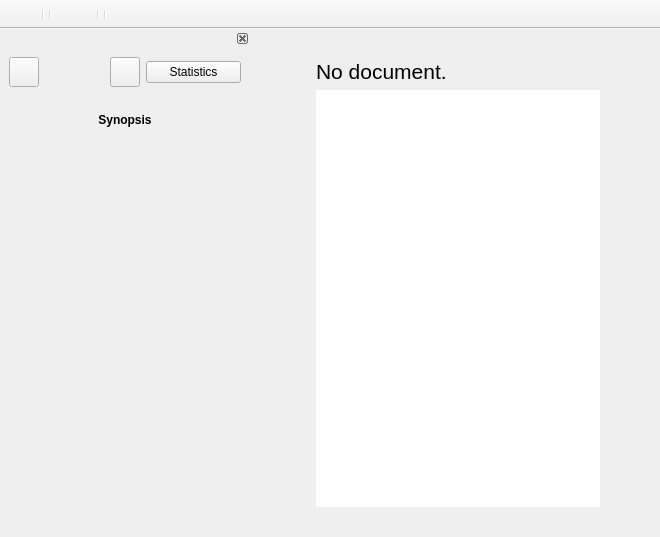
Above: libpnc/uipnc/pncmain.ui from llde/Penca before the change. Below: the same form after it.
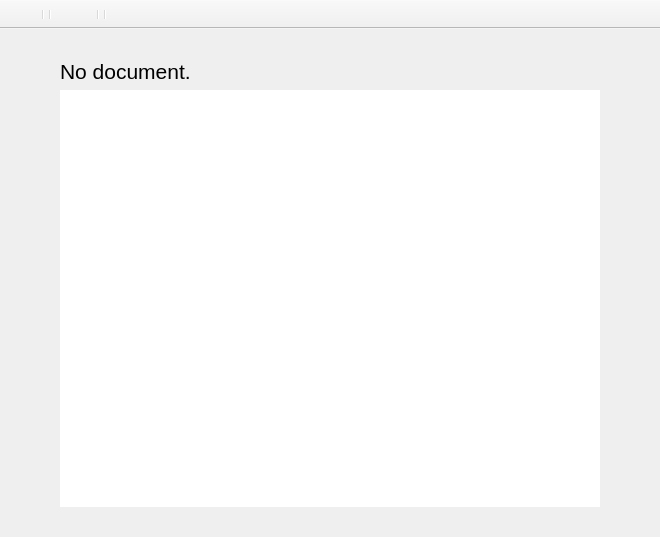
That is the form after the change. Icons and pictures are not drawn.

The edit to the form file:
```diff
--- a/libpnc/uipnc/pncmain.ui
+++ b/libpnc/uipnc/pncmain.ui
@@ -129,168 +129,6 @@
    <addaction name="separator"/>
    <addaction name="actionFullscreen"/>
   </widget>
-  <widget class="QDockWidget" name="dockpenca">
-   <property name="sizePolicy">
-    <sizepolicy hsizetype="Fixed" vsizetype="Preferred">
-     <horstretch>0</horstretch>
-     <verstretch>0</verstretch>
-    </sizepolicy>
-   </property>
-   <property name="minimumSize">
-    <size>
-     <width>250</width>
-     <height>213</height>
-    </size>
-   </property>
-   <property name="maximumSize">
-    <size>
-     <width>250</width>
-     <height>524287</height>
-    </size>
-   </property>
-   <property name="floating">
-    <bool>false</bool>
-   </property>
-   <property name="features">
-    <set>QDockWidget::DockWidgetClosable|QDockWidget::DockWidgetMovable</set>
-   </property>
-   <property name="allowedAreas">
-    <set>Qt::LeftDockWidgetArea|Qt::RightDockWidgetArea</set>
-   </property>
-   <property name="windowTitle">
-    <string/>
-   </property>
-   <attribute name="dockWidgetArea">
-    <number>1</number>
-   </attribute>
-   <widget class="QWidget" name="dockWidgetContents">
-    <layout class="QVBoxLayout" name="verticalLayout_2">
-     <item>
-      <layout class="QHBoxLayout" name="horizontalLayout_2">
-       <property name="spacing">
-        <number>6</number>
-       </property>
-       <item alignment="Qt::AlignLeft|Qt::AlignTop">
-        <widget class="QPushButton" name="editchapters">
-         <property name="minimumSize">
-          <size>
-           <width>30</width>
-           <height>30</height>
-          </size>
-         </property>
-         <property name="maximumSize">
-          <size>
-           <width>30</width>
-           <height>30</height>
-          </size>
-         </property>
-         <property name="toolTip">
-          <string>Edit chapters</string>
-         </property>
-         <property name="text">
-          <string/>
-         </property>
-         <property name="icon">
-          <iconset resource="../../icn/reso.qrc">
-           <normaloff>:/icons/32x32/settings-2.png</normaloff>:/icons/32x32/settings-2.png</iconset>
-         </property>
-         <property name="iconSize">
-          <size>
-           <width>16</width>
-           <height>16</height>
-          </size>
-         </property>
-         <property name="flat">
-          <bool>false</bool>
-         </property>
-        </widget>
-       </item>
-       <item>
-        <widget class="QPushButton" name="editpeople">
-         <property name="minimumSize">
-          <size>
-           <width>30</width>
-           <height>30</height>
-          </size>
-         </property>
-         <property name="maximumSize">
-          <size>
-           <width>30</width>
-           <height>30</height>
-          </size>
-         </property>
-         <property name="toolTip">
-          <string>Edit people</string>
-         </property>
-         <property name="text">
-          <string/>
-         </property>
-         <property name="icon">
-          <iconset resource="../../icn/reso.qrc">
-           <normaloff>:/icons/32x32/users.png</normaloff>:/icons/32x32/users.png</iconset>
-         </property>
-         <property name="iconSize">
-          <size>
-           <width>16</width>
-           <height>16</height>
-          </size>
-         </property>
-         <property name="flat">
-          <bool>false</bool>
-         </property>
-        </widget>
-       </item>
-       <item>
-        <widget class="QPushButton" name="documentstat">
-         <property name="text">
-          <string>Statistics</string>
-         </property>
-        </widget>
-       </item>
-      </layout>
-     </item>
-     <item>
-      <widget class="QLabel" name="label_4">
-       <property name="styleSheet">
-        <string notr="true">color: rgba(255, 255, 255, 0);</string>
-       </property>
-       <property name="text">
-        <string>TextLabel</string>
-       </property>
-      </widget>
-     </item>
-     <item>
-      <widget class="QLabel" name="label_3">
-       <property name="font">
-        <font>
-         <weight>75</weight>
-         <bold>true</bold>
-        </font>
-       </property>
-       <property name="text">
-        <string>Synopsis</string>
-       </property>
-       <property name="alignment">
-        <set>Qt::AlignCenter</set>
-       </property>
-      </widget>
-     </item>
-     <item>
-      <widget class="QTextEdit" name="sintextedit">
-       <property name="styleSheet">
-        <string notr="true">background-color: rgba(255, 255, 255, 0);</string>
-       </property>
-       <property name="frameShape">
-        <enum>QFrame::NoFrame</enum>
-       </property>
-       <property name="readOnly">
-        <bool>true</bool>
-       </property>
-      </widget>
-     </item>
-    </layout>
-   </widget>
-  </widget>
   <action name="actionChapters">
    <property name="icon">
     <iconset resource="../../icn/reso.qrc">
```
